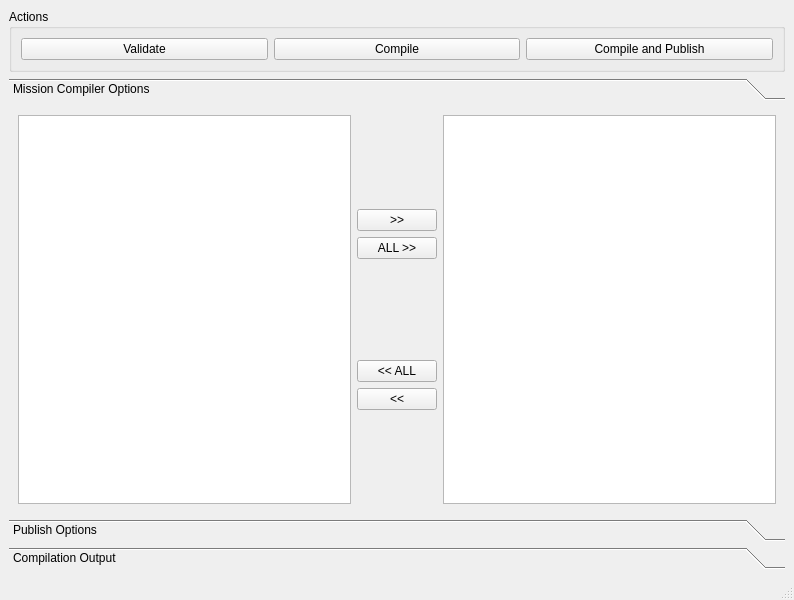
This is code/nel/tools/3d/object_viewer_qt/src/plugins/mission_compiler/mission_compiler_main_window.ui in ryzom/ryzomcore as Qt 5 draws it before an edit. The edited form follows.
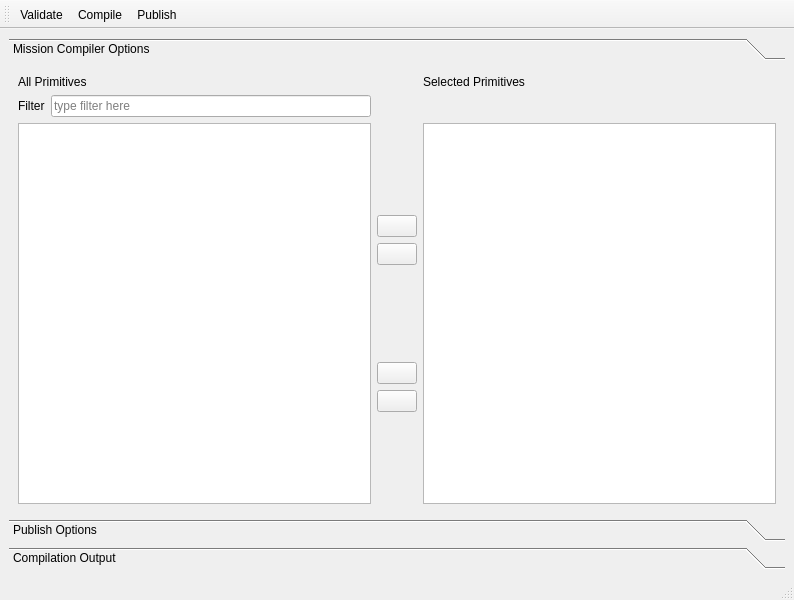
This is the edited form. Icons and pictures are not drawn.

Patch:
```diff
--- a/code/nel/tools/3d/object_viewer_qt/src/plugins/mission_compiler/mission_compiler_main_window.ui
+++ b/code/nel/tools/3d/object_viewer_qt/src/plugins/mission_compiler/mission_compiler_main_window.ui
@@ -15,7 +15,7 @@
   </property>
   <widget class="QWidget" name="centralwidget">
    <layout class="QGridLayout" name="gridLayout_3">
-    <item row="1" column="0">
+    <item row="0" column="0">
      <widget class="QToolBox" name="toolBox">
       <property name="currentIndex">
        <number>0</number>
@@ -26,17 +26,14 @@
          <x>0</x>
          <y>0</y>
          <width>776</width>
-         <height>398</height>
+         <height>426</height>
         </rect>
        </property>
        <attribute name="label">
         <string>Mission Compiler Options</string>
        </attribute>
        <layout class="QGridLayout" name="gridLayout">
-        <item row="0" column="1">
-         <widget class="QListWidget" name="allPrimitivesList"/>
-        </item>
-        <item row="0" column="2">
+        <item row="3" column="4">
          <layout class="QVBoxLayout" name="addRemoveLayout">
           <item>
            <spacer name="verticalSpacer_3">
@@ -54,14 +51,22 @@
           <item>
            <widget class="QPushButton" name="addSelectedButton">
             <property name="text">
-             <string>&gt;&gt;</string>
+             <string/>
+            </property>
+            <property name="icon">
+             <iconset resource="mission_compiler.qrc">
+              <normaloff>:/buttons/images/arrow-right-2.png</normaloff>:/buttons/images/arrow-right-2.png</iconset>
             </property>
            </widget>
           </item>
           <item>
            <widget class="QPushButton" name="addAllButton">
             <property name="text">
-             <string>ALL &gt;&gt;</string>
+             <string/>
+            </property>
+            <property name="icon">
+             <iconset resource="mission_compiler.qrc">
+              <normaloff>:/buttons/images/arrow-right-double-2.png</normaloff>:/buttons/images/arrow-right-double-2.png</iconset>
             </property>
            </widget>
           </item>
@@ -81,14 +86,22 @@
           <item>
            <widget class="QPushButton" name="removeAllButton">
             <property name="text">
-             <string>&lt;&lt; ALL</string>
+             <string/>
+            </property>
+            <property name="icon">
+             <iconset resource="mission_compiler.qrc">
+              <normaloff>:/buttons/images/arrow-left-double-2.png</normaloff>:/buttons/images/arrow-left-double-2.png</iconset>
             </property>
            </widget>
           </item>
           <item>
            <widget class="QPushButton" name="removeSelectedButton">
             <property name="text">
-             <string>&lt;&lt;</string>
+             <string/>
+            </property>
+            <property name="icon">
+             <iconset resource="mission_compiler.qrc">
+              <normaloff>:/buttons/images/arrow-left-2.png</normaloff>:/buttons/images/arrow-left-2.png</iconset>
             </property>
            </widget>
           </item>
@@ -107,8 +120,87 @@
           </item>
          </layout>
         </item>
+        <item row="3" column="3">
+         <widget class="QListView" name="allPrimitivesList">
+          <property name="acceptDrops">
+           <bool>true</bool>
+          </property>
+          <property name="editTriggers">
+           <set>QAbstractItemView::NoEditTriggers</set>
+          </property>
+          <property name="dragEnabled">
+           <bool>true</bool>
+          </property>
+          <property name="dragDropMode">
+           <enum>QAbstractItemView::DragDrop</enum>
+          </property>
+          <property name="defaultDropAction">
+           <enum>Qt::MoveAction</enum>
+          </property>
+          <property name="alternatingRowColors">
+           <bool>true</bool>
+          </property>
+          <property name="selectionMode">
+           <enum>QAbstractItemView::ExtendedSelection</enum>
+          </property>
+         </widget>
+        </item>
+        <item row="3" column="5">
+         <widget class="QListView" name="selectedPrimitivesList">
+          <property name="acceptDrops">
+           <bool>true</bool>
+          </property>
+          <property name="editTriggers">
+           <set>QAbstractItemView::NoEditTriggers</set>
+          </property>
+          <property name="dragEnabled">
+           <bool>true</bool>
+          </property>
+          <property name="dragDropMode">
+           <enum>QAbstractItemView::DragDrop</enum>
+          </property>
+          <property name="defaultDropAction">
+           <enum>Qt::MoveAction</enum>
+          </property>
+          <property name="alternatingRowColors">
+           <bool>true</bool>
+          </property>
+          <property name="selectionMode">
+           <enum>QAbstractItemView::ExtendedSelection</enum>
+          </property>
+         </widget>
+        </item>
         <item row="0" column="3">
-         <widget class="QListWidget" name="selectedPrimitivesList"/>
+         <widget class="QLabel" name="allPrimitivesLabel">
+          <property name="text">
+           <string>All Primitives</string>
+          </property>
+         </widget>
+        </item>
+        <item row="0" column="5">
+         <widget class="QLabel" name="selectedPrimitivesLabel">
+          <property name="text">
+           <string>Selected Primitives</string>
+          </property>
+         </widget>
+        </item>
+        <item row="1" column="3">
+         <layout class="QHBoxLayout" name="filterLayout">
+          <item>
+           <widget class="QLabel" name="filterLabel">
+            <property name="text">
+             <string>Filter</string>
+            </property>
+           </widget>
+          </item>
+          <item>
+           <widget class="QLineEdit" name="filterEdit">
+            <property name="placeholderText">
+             <string>type filter here</string>
+            </property>
+           </widget>
+          </item>
+         </layout>
         </item>
        </layout>
       </widget>
@@ -146,36 +238,6 @@
       </widget>
      </widget>
     </item>
-    <item row="0" column="0">
-     <widget class="QGroupBox" name="actionsGroupBox">
-      <property name="title">
-       <string>Actions</string>
-      </property>
-      <layout class="QHBoxLayout" name="horizontalLayout">
-       <item>
-        <widget class="QPushButton" name="validateButton">
-         <property name="text">
-          <string>Validate</string>
-         </property>
-        </widget>
-       </item>
-       <item>
-        <widget class="QPushButton" name="compileButton">
-         <property name="text">
-          <string>Compile</string>
-         </property>
-        </widget>
-       </item>
-       <item>
-        <widget class="QPushButton" name="compilePublishButton">
-         <property name="text">
-          <string>Compile and Publish</string>
-         </property>
-        </widget>
-       </item>
-      </layout>
-     </widget>
-    </item>
    </layout>
   </widget>
   <widget class="QMenuBar" name="menubar">
@@ -189,6 +251,56 @@
    </property>
   </widget>
   <widget class="QStatusBar" name="statusbar"/>
+  <widget class="QToolBar" name="toolBar">
+   <property name="windowTitle">
+    <string>toolBar</string>
+   </property>
+   <attribute name="toolBarArea">
+    <enum>TopToolBarArea</enum>
+   </attribute>
+   <attribute name="toolBarBreak">
+    <bool>false</bool>
+   </attribute>
+   <addaction name="actionValidate"/>
+   <addaction name="actionCompile"/>
+   <addaction name="actionPublish"/>
+  </widget>
+  <action name="actionCompile">
+   <property name="icon">
+    <iconset resource="mission_compiler.qrc">
+     <normaloff>:/buttons/images/run-build-2.png</normaloff>:/buttons/images/run-build-2.png</iconset>
+   </property>
+   <property name="text">
+    <string>Compile</string>
+   </property>
+   <property name="toolTip">
+    <string>Compile</string>
+   </property>
+  </action>
+  <action name="actionValidate">
+   <property name="icon">
+    <iconset resource="mission_compiler.qrc">
+     <normaloff>:/buttons/images/news-subscribe-2.png</normaloff>:/buttons/images/news-subscribe-2.png</iconset>
+   </property>
+   <property name="text">
+    <string>Validate</string>
+   </property>
+   <property name="toolTip">
+    <string>Validate</string>
+   </property>
+  </action>
+  <action name="actionPublish">
+   <property name="icon">
+    <iconset resource="mission_compiler.qrc">
+     <normaloff>:/buttons/images/document-export-4.png</normaloff>:/buttons/images/document-export-4.png</iconset>
+   </property>
+   <property name="text">
+    <string>Publish</string>
+   </property>
+   <property name="toolTip">
+    <string>Compile and Publish</string>
+   </property>
+  </action>
  </widget>
  <resources/>
  <connections/>
```
Left out of the diff: 18 changed lines with no effect on the pictures.
